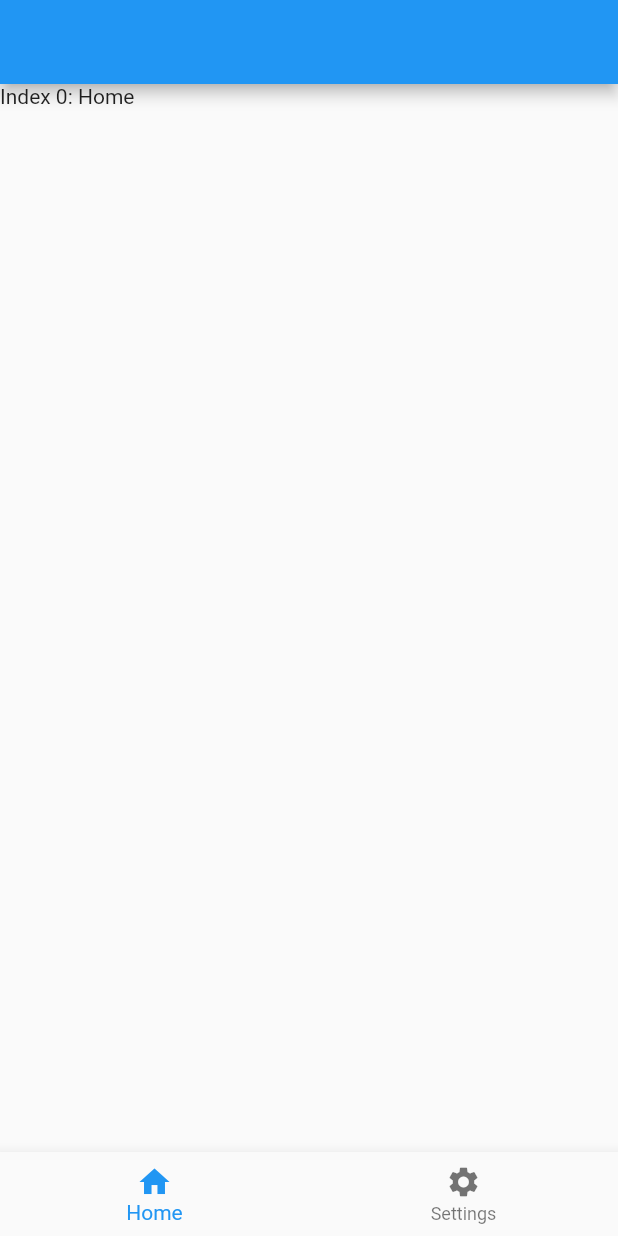
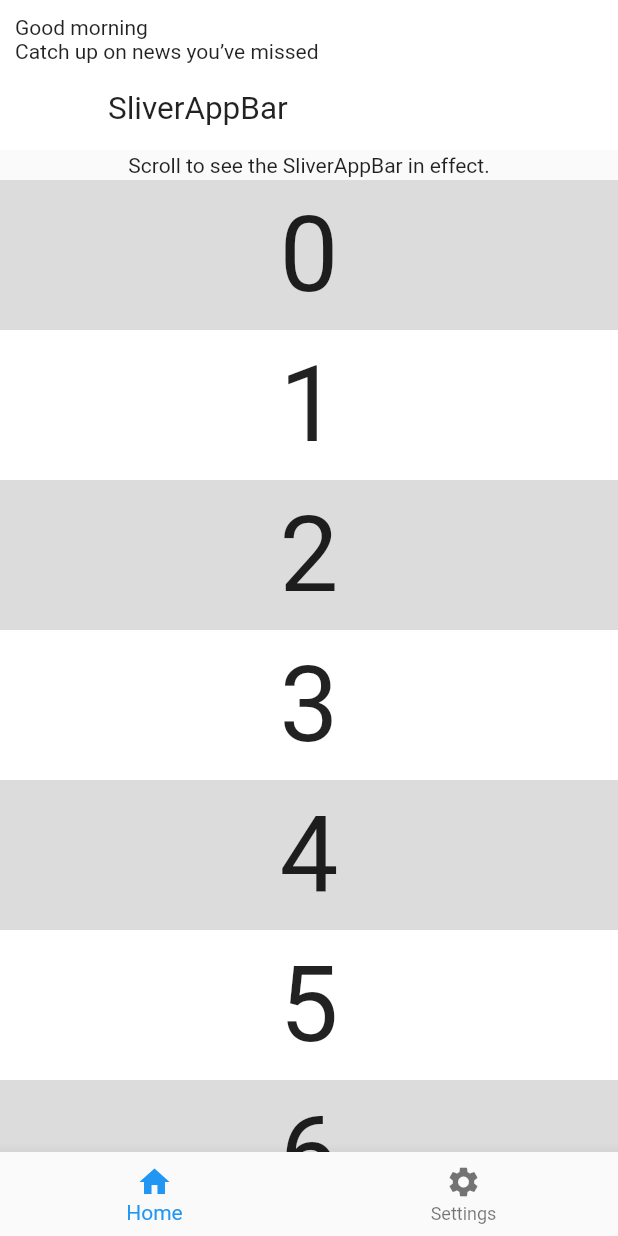
Before and after one commit to fa-fifi/lumi-lite, a Flutter app: the screen it shows after launch, on a phone screen of 412 x 824 dp. Run offline on Flutter 3.47's test engine with Material 2 defaults, Android fonts, the phone set to English and light mode, and no system bars.

Commit message:
create greeting widget

```diff
--- a/lib/main.dart
+++ b/lib/main.dart
@@ -1,5 +1,6 @@
 import 'package:flutter/material.dart';
 import 'package:lumilite/screens/landing.dart';
+import 'package:lumilite/utils/theme.dart';
 
 void main() {
   runApp(const MyApp());
@@ -9,13 +10,8 @@ class MyApp extends StatelessWidget {
   const MyApp({super.key});
 
   @override
-  Widget build(BuildContext context) {
-    return MaterialApp(
+  Widget build(BuildContext context) => MaterialApp(
       title: 'Lumi Lite',
-      theme: ThemeData(
-        primarySwatch: Colors.blue,
-      ),
-      home: const LandingScreen(),
-    );
-  }
+      theme: AppTheme.lightMode(context),
+      home: const LandingScreen());
 }
--- a/lib/screens/home.dart
+++ b/lib/screens/home.dart
@@ -1,16 +1,117 @@
 import 'package:flutter/material.dart';
+import 'package:lumilite/widgets/greeting.dart';
 
-class HomeScreen extends StatelessWidget {
-  const HomeScreen({
-    Key? key,
-  }) : super(key: key);
+class HomeScreen extends StatefulWidget {
+  const HomeScreen({super.key});
+
+  @override
+  State<HomeScreen> createState() => _HomeScreenState();
+}
+
+class _HomeScreenState extends State<HomeScreen>
+    with SingleTickerProviderStateMixin {
+  late TabController _tabController;
+
+  @override
+  void initState() {
+    super.initState();
+    _tabController = TabController(vsync: this, length: choices.length);
+  }
+
+  @override
+  void dispose() {
+    _tabController.dispose();
+    super.dispose();
+  }
+
+  // void _nextPage(int delta) {
+  //   final int newIndex = _tabController.index + delta;
+  //   if (newIndex < 0 || newIndex >= _tabController.length) return;
+  //   _tabController.animateTo(newIndex);
+  // }
+
+  @override
+  Widget build(BuildContext context) => Scaffold(
+        body: SafeArea(
+          child: CustomScrollView(
+            slivers: [
+              SliverAppBar(
+                pinned: true,
+                snap: true,
+                floating: true,
+                expandedHeight: 100,
+                backgroundColor: Colors.white,
+                flexibleSpace: FlexibleSpaceBar(
+                  title: Text(
+                    'SliverAppBar',
+                    style: Theme.of(context).textTheme.bodyMedium,
+                  ),
+                  background: const Greeting(),
+                ),
+              ),
+              const SliverToBoxAdapter(
+                child: SizedBox(
+                  height: 20,
+                  child: Center(
+                    child: Text('Scroll to see the SliverAppBar in effect.'),
+                  ),
+                ),
+              ),
+              SliverList(
+                delegate: SliverChildBuilderDelegate(
+                  (BuildContext context, int index) {
+                    return Container(
+                      color: index.isOdd ? Colors.white : Colors.black12,
+                      height: 100.0,
+                      child: Center(
+                        child: Text('$index', textScaleFactor: 5),
+                      ),
+                    );
+                  },
+                  childCount: 20,
+                ),
+              ),
+            ],
+          ),
+        ),
+      );
+}
+
+class Choice {
+  const Choice({required this.title, required this.icon});
+
+  final String title;
+  final IconData icon;
+}
+
+const List<Choice> choices = <Choice>[
+  Choice(title: 'CAR', icon: Icons.directions_car),
+  Choice(title: 'BICYCLE', icon: Icons.directions_bike),
+  Choice(title: 'BOAT', icon: Icons.directions_boat),
+  Choice(title: 'BUS', icon: Icons.directions_bus),
+  Choice(title: 'TRAIN', icon: Icons.directions_railway),
+  Choice(title: 'WALK', icon: Icons.directions_walk),
+];
+
+class ChoiceCard extends StatelessWidget {
+  const ChoiceCard({Key? key, required this.choice}) : super(key: key);
+
+  final Choice choice;
 
   @override
   Widget build(BuildContext context) {
-    return Scaffold(
-      appBar: AppBar(),
-      body: const Text(
-        'Index 0: Home',
+    final TextStyle? textStyle = Theme.of(context).textTheme.displayMedium;
+    return Card(
+      color: Colors.white,
+      child: Center(
+        child: Column(
+          mainAxisSize: MainAxisSize.min,
+          crossAxisAlignment: CrossAxisAlignment.center,
+          children: <Widget>[
+            Icon(choice.icon, size: 128.0, color: textStyle?.color),
+            Text(choice.title, style: textStyle),
+          ],
+        ),
       ),
     );
   }
--- a/lib/screens/settings.dart
+++ b/lib/screens/settings.dart
@@ -1,16 +1,16 @@
 import 'package:flutter/material.dart';
 
 class SettingsScreen extends StatelessWidget {
-  const SettingsScreen({
-    Key? key,
-  }) : super(key: key);
+  const SettingsScreen({super.key});
 
   @override
   Widget build(BuildContext context) {
     return Scaffold(
-      appBar: AppBar(),
+      appBar: AppBar(
+        title: const Text('Settings'),
+      ),
       body: const Text(
-        'Index 1: Settings',
+        'Settings',
       ),
     );
   }
--- /dev/null
+++ b/lib/utils/theme.dart
@@ -0,0 +1,9 @@
+import 'package:flutter/material.dart';
+
+class AppTheme {
+  static ThemeData lightMode(BuildContext context) {
+    return ThemeData(
+      primarySwatch: Colors.blue,
+    );
+  }
+}
--- /dev/null
+++ b/lib/widgets/greeting.dart
@@ -0,0 +1,45 @@
+import 'dart:async';
+
+import 'package:flutter/material.dart';
+
+class Greeting extends StatefulWidget {
+  const Greeting({super.key});
+
+  @override
+  State<Greeting> createState() => _GreetingState();
+}
+
+class _GreetingState extends State<Greeting> {
+  late int hour = DateTime.now().hour;
+
+  @override
+  void initState() {
+    Timer.periodic(const Duration(seconds: 1),
+        (timer) => setState(() => hour = DateTime.now().hour));
+    super.initState();
+  }
+
+  @override
+  Widget build(BuildContext context) => Padding(
+        padding: const EdgeInsets.all(10),
+        child: Column(
+          crossAxisAlignment: CrossAxisAlignment.start,
+          children: [
+            Text(hour < 12 && hour >= 6
+                ? 'Good morning'
+                : hour < 14 && hour >= 12
+                    ? 'Good afternoon'
+                    : hour < 18 && hour >= 14
+                        ? 'Good evening'
+                        : 'Good night'),
+            Text(hour < 12 && hour >= 6
+                ? 'Catch up on news you’ve missed'
+                : hour < 14 && hour >= 12
+                    ? ''
+                    : hour < 18 && hour >= 14
+                        ? 'Here’s what you’ve missed'
+                        : ' Have a good rest!'),
+          ],
+        ),
+      );
+}
```
